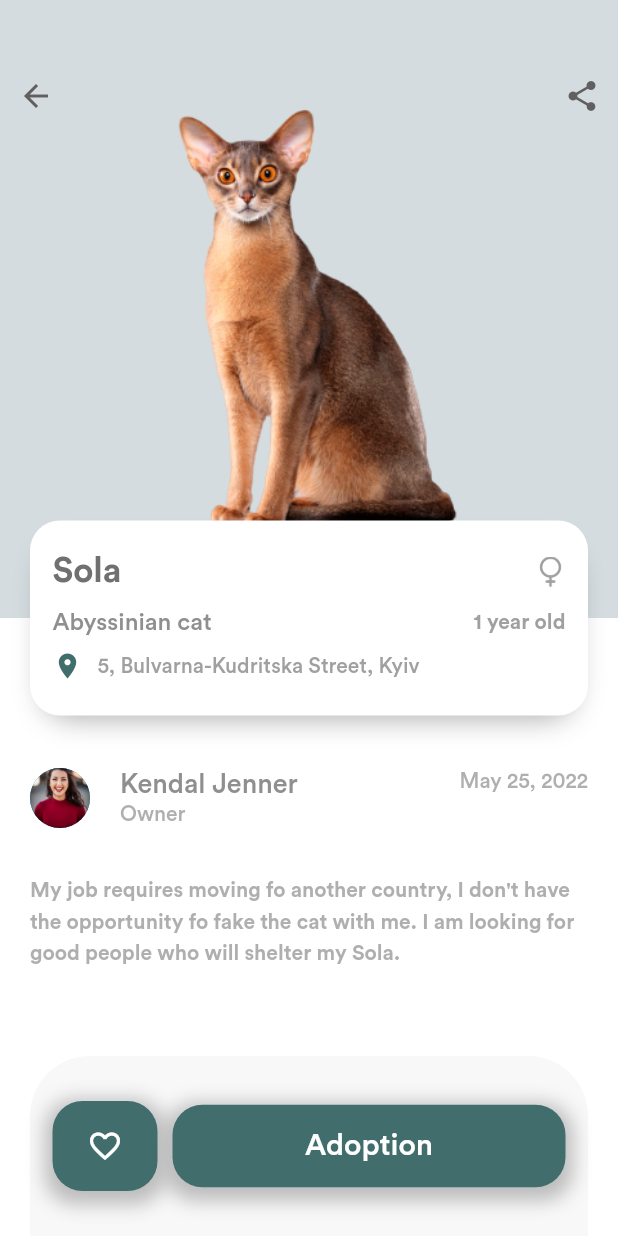
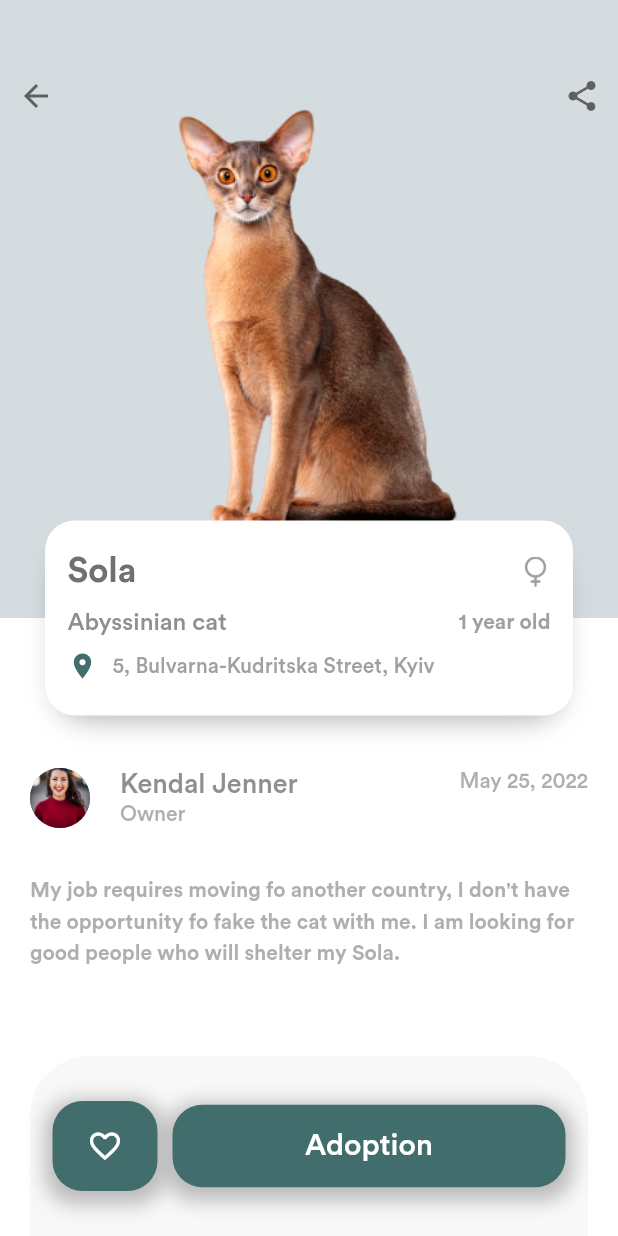
Before and after one commit to aniribe/pet_adopt_store_UI, a Flutter app: the screen it shows after launch, after a tap on "Sola", on a phone screen of 412 x 824 dp. Run offline on Flutter 3.47's test engine with Material 2 defaults, Android fonts, the phone set to English and light mode, and no system bars; our stand-ins replace font_awesome_flutter.

Commit message:
Refactoring was done;

```diff
--- a/lib/views/item_page/components/cat_info_section.dart
+++ b/lib/views/item_page/components/cat_info_section.dart
@@ -21,7 +21,7 @@ class CatInfoSection extends StatelessWidget {
       alignment: Alignment.center,
       child: Container(
         height: 130,
-        margin: const EdgeInsets.symmetric(horizontal: 20),
+        margin: const EdgeInsets.symmetric(horizontal: 30),
         padding: const EdgeInsets.symmetric(horizontal: 15, vertical: 20),
         decoration: BoxDecoration(
           color: AppColors.white,
--- a/lib/views/item_page/item_page.dart
+++ b/lib/views/item_page/item_page.dart
@@ -31,6 +31,7 @@ class ItemPage extends StatelessWidget {
             ],
           )),
           const TopIconsLine(),
+          verticalSpace(height: 20),
           CatInfoSection(index: index),
           const ButtonSection(),
         ],
```
